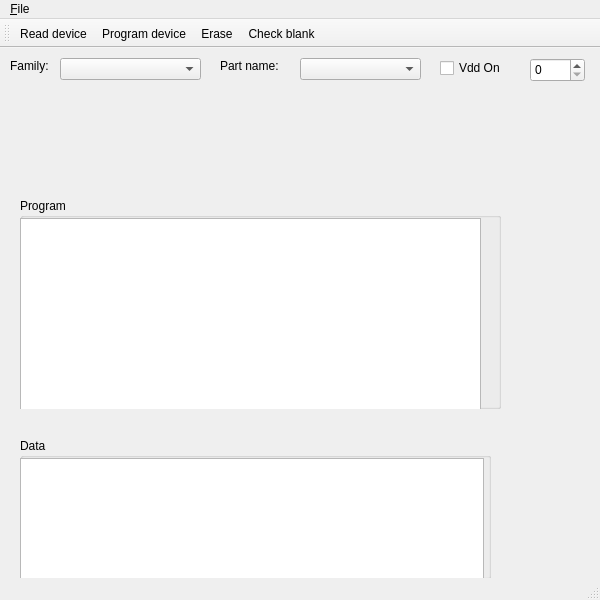
Qt form gui/ui/main.ui (xSQL/pyqt5-pk2cmd) before a commit.
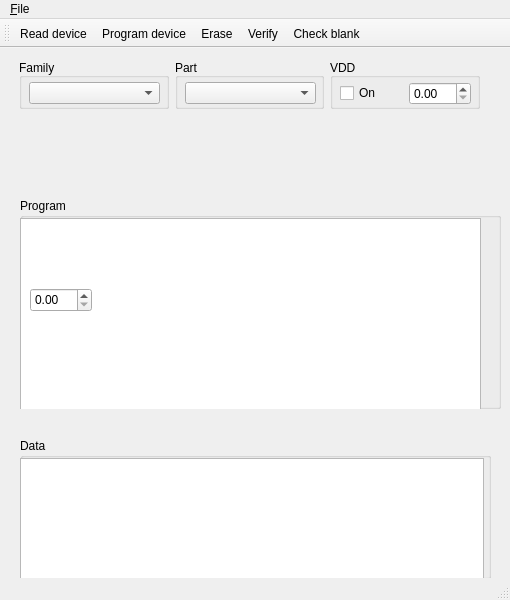
The same form after that commit. Icons and pictures are not drawn.

Patch:
```diff
--- a/gui/ui/main.ui
+++ b/gui/ui/main.ui
@@ -6,7 +6,7 @@
    <rect>
     <x>0</x>
     <y>0</y>
-    <width>600</width>
+    <width>510</width>
     <height>600</height>
    </rect>
   </property>
@@ -18,13 +18,13 @@
   </property>
   <property name="minimumSize">
    <size>
-    <width>600</width>
+    <width>510</width>
     <height>600</height>
    </size>
   </property>
   <property name="maximumSize">
    <size>
-    <width>600</width>
+    <width>510</width>
     <height>600</height>
    </size>
   </property>
@@ -75,6 +75,28 @@
       <bool>false</bool>
      </attribute>
     </widget>
+    <widget class="QDoubleSpinBox" name="doubleSpinBox">
+     <property name="geometry">
+      <rect>
+       <x>10</x>
+       <y>90</y>
+       <width>62</width>
+       <height>24</height>
+      </rect>
+     </property>
+    </widget>
+    <widget class="QStackedWidget" name="stackedWidget">
+     <property name="geometry">
+      <rect>
+       <x>460</x>
+       <y>70</y>
+       <width>120</width>
+       <height>80</height>
+      </rect>
+     </property>
+     <widget class="QWidget" name="page_3"/>
+     <widget class="QWidget" name="page_4"/>
+    </widget>
    </widget>
    <widget class="QGroupBox" name="groupBox_2">
     <property name="geometry">
@@ -117,74 +139,111 @@
      </attribute>
     </widget>
    </widget>
-   <widget class="QComboBox" name="familyBox">
+   <widget class="QWidget" name="horizontalLayoutWidget_2">
     <property name="geometry">
      <rect>
-      <x>60</x>
+      <x>19</x>
       <y>10</y>
-      <width>141</width>
-      <height>22</height>
+      <width>461</width>
+      <height>51</height>
      </rect>
     </property>
-   </widget>
-   <widget class="QComboBox" name="partsBox">
-    <property name="geometry">
-     <rect>
-      <x>300</x>
-      <y>10</y>
-      <width>121</width>
-      <height>22</height>
-     </rect>
-    </property>
-   </widget>
-   <widget class="QLabel" name="label_2">
-    <property name="geometry">
-     <rect>
-      <x>10</x>
-      <y>10</y>
-      <width>59</width>
-      <height>16</height>
-     </rect>
-    </property>
-    <property name="text">
-     <string>Family:</string>
-    </property>
-   </widget>
-   <widget class="QLabel" name="label_3">
-    <property name="geometry">
-     <rect>
-      <x>220</x>
-      <y>10</y>
-      <width>81</width>
-      <height>16</height>
-     </rect>
-    </property>
-    <property name="text">
-     <string>Part name:</string>
-    </property>
-   </widget>
-   <widget class="QCheckBox" name="VddCheckBox">
-    <property name="geometry">
-     <rect>
-      <x>440</x>
-      <y>10</y>
-      <width>84</width>
-      <height>20</height>
-     </rect>
-    </property>
-    <property name="text">
-     <string>Vdd On</string>
-    </property>
-   </widget>
-   <widget class="QSpinBox" name="spinBox">
-    <property name="geometry">
-     <rect>
-      <x>530</x>
-      <y>10</y>
-      <width>55</width>
-      <height>24</height>
-     </rect>
-    </property>
+    <layout class="QHBoxLayout" name="horizontalLayout_4">
+     <item>
+      <widget class="QGroupBox" name="groupBox_4">
+       <property name="title">
+        <string>Family</string>
+       </property>
+       <property name="alignment">
+        <set>Qt::AlignBottom|Qt::AlignLeading|Qt::AlignLeft</set>
+       </property>
+       <property name="flat">
+        <bool>true</bool>
+       </property>
+       <widget class="QWidget" name="verticalLayoutWidget">
+        <property name="geometry">
+         <rect>
+          <x>10</x>
+          <y>20</y>
+          <width>131</width>
+          <height>31</height>
+         </rect>
+        </property>
+        <layout class="QVBoxLayout" name="verticalLayout_3">
+         <item>
+          <widget class="QComboBox" name="familyBox"/>
+         </item>
+        </layout>
+       </widget>
+      </widget>
+     </item>
+     <item>
+      <widget class="QGroupBox" name="groupBox_5">
+       <property name="title">
+        <string>Part</string>
+       </property>
+       <property name="alignment">
+        <set>Qt::AlignBottom|Qt::AlignLeading|Qt::AlignLeft</set>
+       </property>
+       <property name="flat">
+        <bool>true</bool>
+       </property>
+       <widget class="QWidget" name="verticalLayoutWidget_2">
+        <property name="geometry">
+         <rect>
+          <x>10</x>
+          <y>20</y>
+          <width>131</width>
+          <height>31</height>
+         </rect>
+        </property>
+        <layout class="QVBoxLayout" name="verticalLayout_4">
+         <item>
+          <widget class="QComboBox" name="partsBox"/>
+         </item>
+        </layout>
+       </widget>
+      </widget>
+     </item>
+     <item>
+      <widget class="QGroupBox" name="groupBox_3">
+       <property name="title">
+        <string>VDD</string>
+       </property>
+       <property name="alignment">
+        <set>Qt::AlignBottom|Qt::AlignLeading|Qt::AlignLeft</set>
+       </property>
+       <property name="flat">
+        <bool>true</bool>
+       </property>
+       <property name="checkable">
+        <bool>false</bool>
+       </property>
+       <widget class="QWidget" name="horizontalLayoutWidget">
+        <property name="geometry">
+         <rect>
+          <x>10</x>
+          <y>20</y>
+          <width>131</width>
+          <height>31</height>
+         </rect>
+        </property>
+        <layout class="QHBoxLayout" name="horizontalLayout_3">
+         <item>
+          <widget class="QCheckBox" name="VddCheckBox">
+           <property name="text">
+            <string>On</string>
+           </property>
+          </widget>
+         </item>
+         <item>
+          <widget class="QDoubleSpinBox" name="setVdd"/>
+         </item>
+        </layout>
+       </widget>
+      </widget>
+     </item>
+    </layout>
    </widget>
   </widget>
   <widget class="QMenuBar" name="menubar">
@@ -192,8 +251,8 @@
     <rect>
      <x>0</x>
      <y>0</y>
-     <width>600</width>
-     <height>20</height>
+     <width>510</width>
+     <height>22</height>
     </rect>
    </property>
    <widget class="QMenu" name="menuFile">
@@ -222,6 +281,7 @@
    <addaction name="actionRead"/>
    <addaction name="actionProgram"/>
    <addaction name="actionErase"/>
+   <addaction name="actionVerify"/>
    <addaction name="actionCheckBlank"/>
   </widget>
   <action name="actionRead">
@@ -297,6 +357,15 @@
     <string>Check blank</string>
    </property>
   </action>
+  <action name="actionVerify">
+   <property name="icon">
+    <iconset resource="../qrc/menu.qrc">
+     <normaloff>:/icon/verify.png</normaloff>:/icon/verify.png</iconset>
+   </property>
+   <property name="text">
+    <string>Verify</string>
+   </property>
+  </action>
  </widget>
  <resources>
   <include location="../qrc/menu.qrc"/>
```
Left out of the diff: 6 changed lines with no effect on the pictures.
